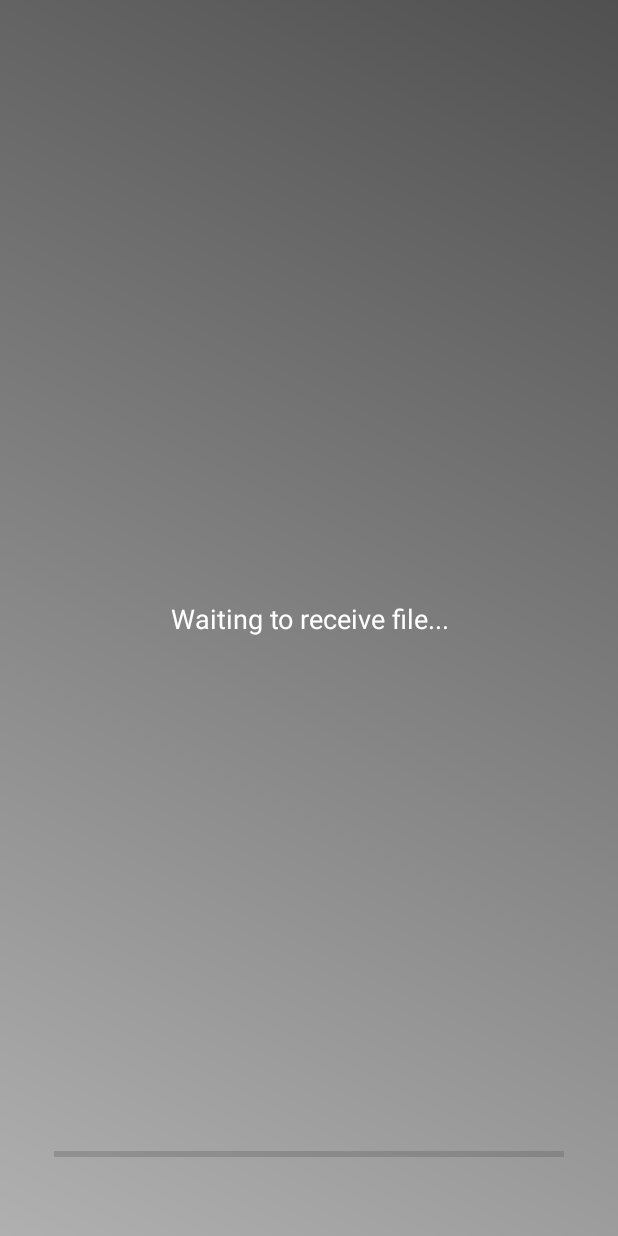
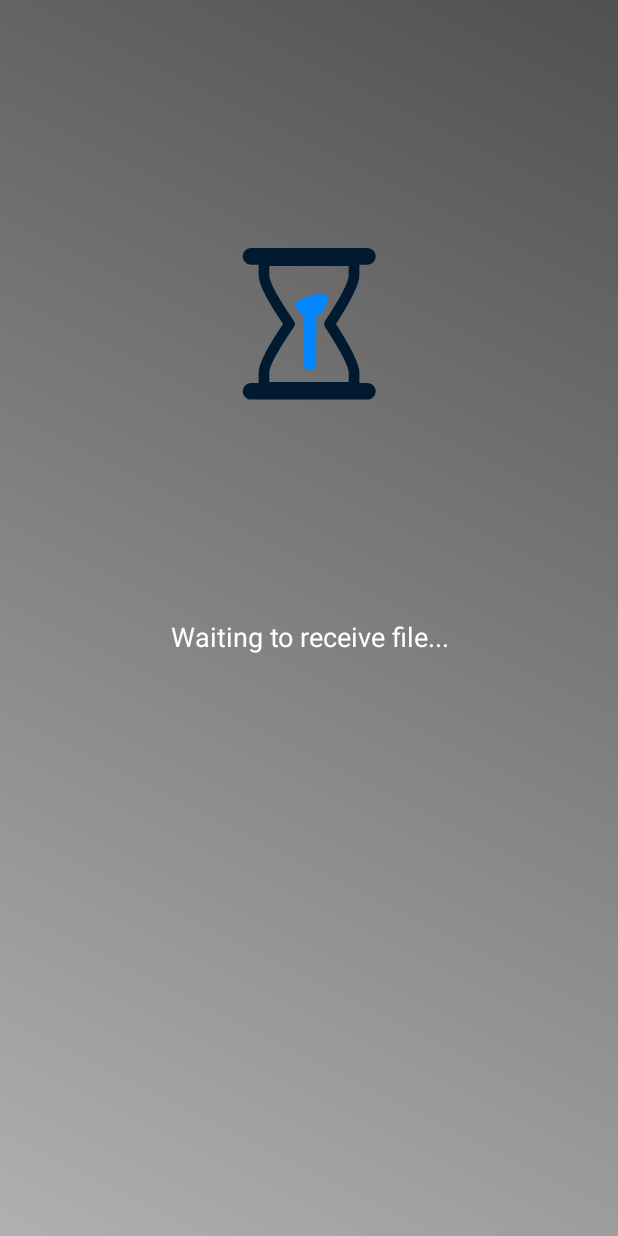
Before and after one commit to Wahid7852/datadash, an Android app: the screen it shows after launch (WaitingToReceiveActivity), after a tap on "RECEIVE", on a phone screen of 412 x 824 dp. Run offline under Robolectric (Android 15) with nearby library versions, the phone set to English and light mode, and no system bars.

Commit message:
Receive side UI updated with animations

```diff
--- a/Android-app/CrossPlatform/app/src/main/java/com/an/crossplatform/MainActivity.java
+++ b/Android-app/CrossPlatform/app/src/main/java/com/an/crossplatform/MainActivity.java
@@ -30,7 +30,6 @@ public class MainActivity extends AppCompatActivity {
         Button btnSend = findViewById(R.id.btn_send);
         Button btnReceive = findViewById(R.id.btn_receive);
         ImageButton btnPreferences = findViewById(R.id.btn_preferences);
-        Button btnCredits = findViewById(R.id.btn_credits);
 
         btnSend.setOnClickListener(v -> {
             // Give a warning if the device is not connected to a network
@@ -62,11 +61,6 @@ public class MainActivity extends AppCompatActivity {
 
         btnPreferences.setOnClickListener(v -> {
             Intent intent = new Intent(MainActivity.this, PreferencesActivity.class);
-            startActivity(intent);
-        });
-
-        btnCredits.setOnClickListener(v -> {
-            Intent intent = new Intent(MainActivity.this, CreditsActivity.class);
             startActivity(intent);
         });
     }
--- a/Android-app/CrossPlatform/app/src/main/java/com/an/crossplatform/PreferencesActivity.java
+++ b/Android-app/CrossPlatform/app/src/main/java/com/an/crossplatform/PreferencesActivity.java
@@ -48,6 +48,7 @@ public class PreferencesActivity extends AppCompatActivity {
         Button resetSavePathButton = findViewById(R.id.save_to_path_reset_button);
         Button submitButton = findViewById(R.id.submit_button);
         Button mainMenuButton = findViewById(R.id.main_menu_button);
+        Button btnCredits = findViewById(R.id.btn_credits);
 
         // Load saved preferences from internal storage
         loadPreferences();
@@ -58,6 +59,10 @@ public class PreferencesActivity extends AppCompatActivity {
         submitButton.setOnClickListener(v -> submitPreferences());
         mainMenuButton.setOnClickListener(v -> goToMainMenu());
         imageButton.setOnClickListener(v -> openHelpMenu());
+        btnCredits.setOnClickListener(v -> {
+            Intent intent = new Intent(PreferencesActivity.this, CreditsActivity.class);
+            startActivity(intent);
+        });
     }
 
     private void loadPreferences() {
--- a/Android-app/CrossPlatform/app/src/main/res/layout/activity_waiting_to_receive.xml
+++ b/Android-app/CrossPlatform/app/src/main/res/layout/activity_waiting_to_receive.xml
@@ -7,6 +7,21 @@
     android:background="@drawable/dialog_background"
     android:padding="20dp">
 
+    <com.airbnb.lottie.LottieAnimationView
+        android:id="@+id/waiting_animation"
+        android:layout_width="0dp"
+        android:layout_height="0dp"
+        android:visibility="visible"
+        app:lottie_autoPlay="true"
+        app:lottie_fileName="waiting.json"
+        app:lottie_loop="true"
+        app:layout_constraintTop_toTopOf="parent"
+        app:layout_constraintStart_toStartOf="parent"
+        app:layout_constraintEnd_toEndOf="parent"
+        app:layout_constraintBottom_toTopOf="@id/txt_waiting"
+        app:layout_constraintWidth_percent="0.8"
+        app:layout_constraintHeight_percent="0.5" />
+
     <TextView
         android:id="@+id/txt_waiting"
         android:layout_width="0dp"
@@ -15,24 +30,35 @@
         android:text="Waiting to receive file..."
         android:textColor="@color/white"
         android:textSize="18sp"
-        app:layout_constraintBottom_toBottomOf="parent"
+        app:layout_constraintTop_toBottomOf="@id/waiting_animation"
+        app:layout_constraintStart_toStartOf="parent"
+        app:layout_constraintEnd_toEndOf="parent" />
+
+    <com.airbnb.lottie.LottieAnimationView
+        android:id="@+id/transfer_animation"
+        android:layout_width="match_parent"
+        android:layout_height="100dp"
+        android:visibility="invisible"
+        app:layout_constraintBottom_toTopOf="@id/fileProgressBar"
+        app:layout_constraintStart_toStartOf="parent"
         app:layout_constraintEnd_toEndOf="parent"
-        app:layout_constraintStart_toStartOf="parent"
-        app:layout_constraintTop_toTopOf="parent"
-        app:layout_constraintVertical_bias="0.5" />
+        app:lottie_autoPlay="true"
+        app:lottie_fileName="transfer.json"
+        app:lottie_loop="true"
+        android:layout_marginBottom="20dp"/>
 
     <ProgressBar
         android:id="@+id/fileProgressBar"
         style="?android:attr/progressBarStyleHorizontal"
         android:layout_width="0dp"
-        android:layout_height="10dp"
-        android:layout_marginStart="16dp"
-        android:layout_marginEnd="16dp"
-        android:layout_marginBottom="29dp"
+        android:layout_height="20dp"
+        android:max="100"
         android:progress="0"
-        android:max="100"
+        android:visibility="invisible"
         app:layout_constraintBottom_toBottomOf="parent"
         app:layout_constraintEnd_toEndOf="parent"
-        app:layout_constraintStart_toStartOf="parent" />
+        app:layout_constraintHorizontal_bias="0.0"
+        app:layout_constraintStart_toStartOf="parent"
+        />
 
 </androidx.constraintlayout.widget.ConstraintLayout>
```
Also changed, not shown: Android-app/CrossPlatform/app/src/main/assets/transfer.json (added, +1 -0 lines), Android-app/CrossPlatform/app/src/main/assets/waiting.json (added, +1 -0 lines), Android-app/CrossPlatform/app/src/main/java/com/an/crossplatform/ReceiveFileActivity.java (+17 -0 lines), Android-app/CrossPlatform/app/src/main/java/com/an/crossplatform/ReceiveFileActivityPython.java (+27 -1 lines), Android-app/CrossPlatform/app/src/main/java/com/an/crossplatform/SendFileActivity.java (+21 -3 lines), Android-app/CrossPlatform/app/src/main/java/com/an/crossplatform/SendFileActivityPython.java (+23 -3 lines), Android-app/CrossPlatform/app/src/main/res/layout/activity_main.xml (+0 -9 lines), Android-app/CrossPlatform/app/src/main/res/layout/activity_preferences.xml (+54 -49 lines), Android-app/CrossPlatform/app/src/main/res/layout/activity_send.xml (+41 -39 lines), 1 other file.
